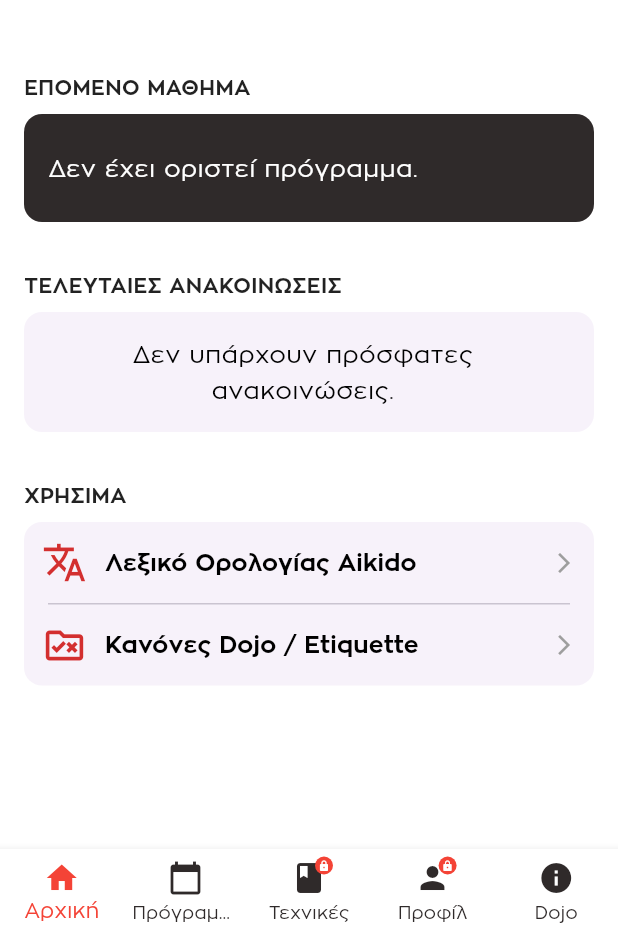
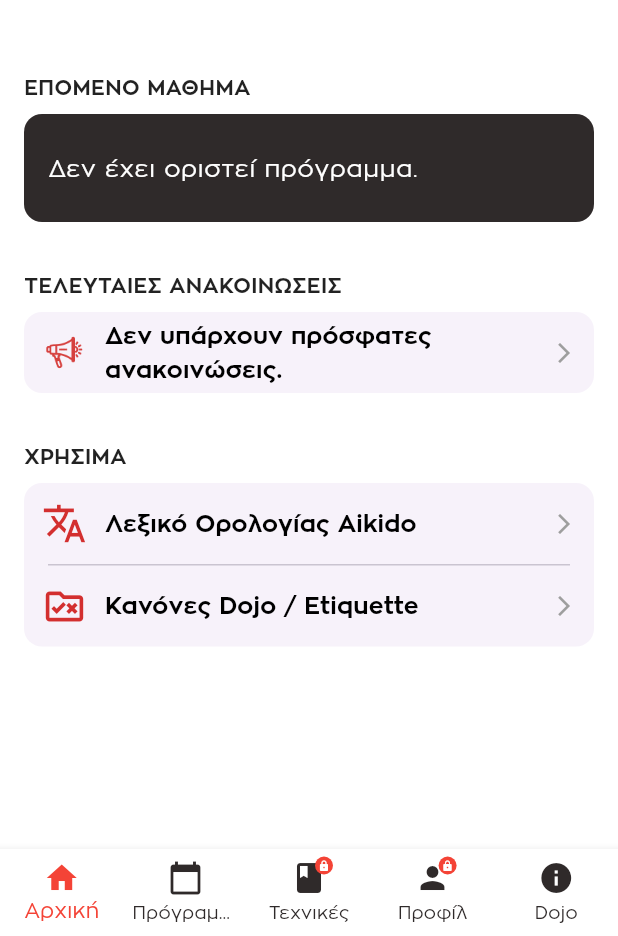
Before and after one commit to aikidokalamata-sudo/aikido_kalamata_app_git, a Flutter app: the screen it shows after launch, on a phone screen of 412 x 824 dp, the part 300-1236 px from its top. Run offline on Flutter 3.47's test engine with Material 3 defaults, Android fonts, the light colour scheme and no system bars; our stand-ins replace cloud_firestore, firebase_auth, firebase_core, firebase_messaging, google_sign_in, image_picker; accounts and stored records are empty.

Commit message:
Design changes home screen

```diff
--- a/lib/screens/dojo_page.dart
+++ b/lib/screens/dojo_page.dart
@@ -1,6 +1,5 @@
 // lib/screens/dojo_page.dart
 
-import 'package:flutter/foundation.dart';
 import 'package:flutter/material.dart';
 import 'package:url_launcher/url_launcher.dart';
 
--- a/lib/screens/home_page.dart
+++ b/lib/screens/home_page.dart
@@ -230,9 +230,19 @@ class _HomePageState extends State<HomePage> {
                       ),
                       padding: EdgeInsets.zero,
                     ),
-                    child: Padding(
-                      padding: const EdgeInsets.symmetric(vertical: 8.0),
-                      child: StreamBuilder<QuerySnapshot<Map<String, dynamic>>>(
+                    child: Row(
+                      children: [
+                        Padding(
+                          padding: const EdgeInsets.all(12.0),
+                          child: Image.asset(
+                            'assets/images/announcements.png',
+                            height: 30,
+                            width: 30,
+                          ),
+                        ),
+                        Expanded(
+                          child: StreamBuilder<
+                              QuerySnapshot<Map<String, dynamic>>>(
                             stream: FirebaseFirestore.instance
                                 .collection('announcements')
                                 .orderBy('timestamp', descending: true)
@@ -241,34 +251,39 @@ class _HomePageState extends State<HomePage> {
                             builder: (context, snapshot) {
                               if (!snapshot.hasData ||
                                   snapshot.data!.docs.isEmpty) {
-                            return const ListTile(
-                              title: Text(
+                                return const Text(
                                   'Δεν υπάρχουν πρόσφατες ανακοινώσεις.',
-                                  textAlign: TextAlign.center,
-                                  style: TextStyle(color: Colors.black)),
+                                  style: TextStyle(
+                                      color: Colors.black,
+                                      fontSize: 16,
+                                      fontWeight: FontWeight.bold),
+                                  textAlign: TextAlign.left,
                                 );
                               }
                               final announcements = snapshot.data!.docs;
                               return Column(
-                            children:
-                                List.generate(announcements.length, (index) {
-                              final announcement = announcements[index].data();
+                                crossAxisAlignment: CrossAxisAlignment.start,
+                                children: List.generate(announcements.length,
+                                    (index) {
+                                  final announcement =
+                                      announcements[index].data();
                                   final isFirstItem = index == 0;
                                   return Column(
+                                    crossAxisAlignment:
+                                        CrossAxisAlignment.start,
                                     children: [
                                       if (!isFirstItem)
                                         Divider(
-                                      indent: 20,
-                                      endIndent: 20,
+                                          indent: 0,
+                                          endIndent: 0,
                                           height: 1,
                                           color: Colors.grey.shade300,
                                         ),
-                                  ListTile(
-                                    contentPadding: const EdgeInsets.symmetric(
-                                        vertical: 4, horizontal: 16),
-                                    title: Text(
+                                      Padding(
+                                        padding: const EdgeInsets.symmetric(
+                                            vertical: 4, horizontal: 0),
+                                        child: Text(
                                           announcement['title'] ?? '',
-                                      textAlign: TextAlign.center,
                                           style: const TextStyle(
                                               fontSize: 16,
                                               color: Colors.black,
@@ -281,6 +296,13 @@ class _HomePageState extends State<HomePage> {
                               );
                             },
                           ),
+                        ),
+                        const Padding(
+                          padding: EdgeInsets.only(right: 12.0),
+                          child: Icon(Icons.arrow_forward_ios,
+                              size: 16, color: Colors.grey),
+                        ),
+                      ],
                     ),
                   ),
                   const SizedBox(height: 32),
--- a/lib/screens/rank_history_page.dart
+++ b/lib/screens/rank_history_page.dart
@@ -170,7 +170,7 @@ class _RankHistoryPageState extends State<RankHistoryPage> {
               shape: RoundedRectangleBorder(
                 borderRadius: BorderRadius.circular(12),
               ),
-              padding: EdgeInsets.symmetric(vertical: 8.0),
+              padding: const EdgeInsets.symmetric(vertical: 8.0),
             ),
           ),
         )
```
Also changed, not shown: lib/screens/profile_page.dart (+4 -4 lines), assets/images/announcements.png (added). Lines whose indentation alone changed are shown as unchanged.
